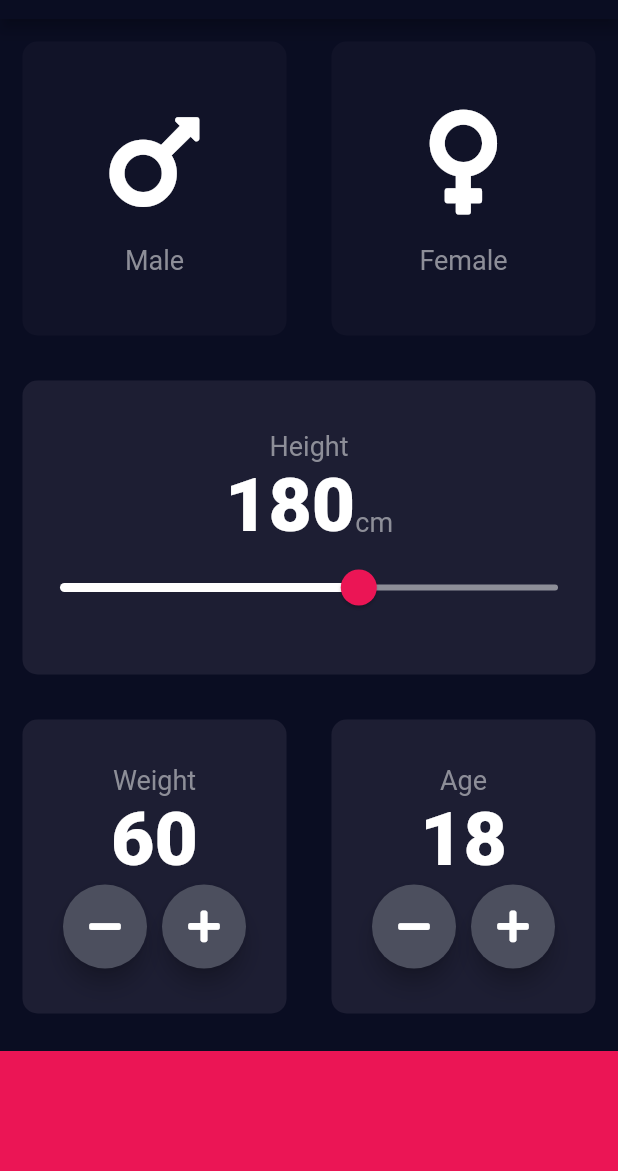
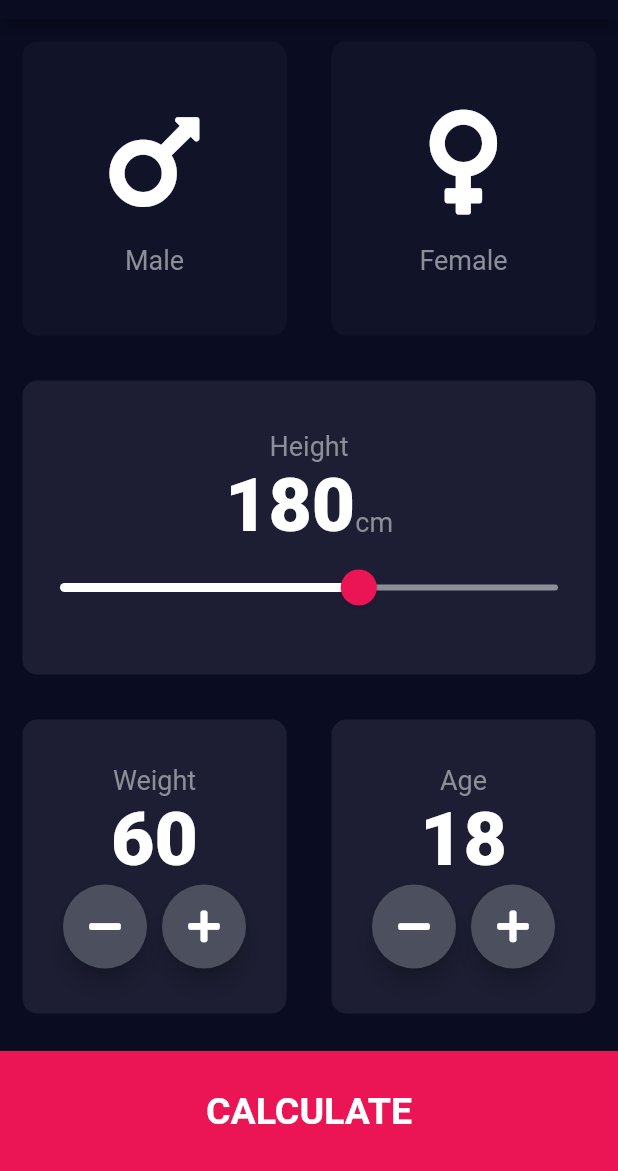
Before and after one commit to arwyne/bmi_calculator, a Flutter app: the screen it shows after launch, on a phone screen of 412 x 824 dp, the part 65-1236 px from its top. Run offline on Flutter 3.47's test engine with Material 2 defaults, Android fonts, the phone set to English and light mode, and no system bars; our stand-ins replace font_awesome_flutter.

```diff
--- /dev/null
+++ b/lib/components/buttom_button.dart
@@ -0,0 +1,26 @@
+import 'package:flutter/material.dart';
+import '../constants.dart';
+
+class BottomButton extends StatelessWidget {
+  final Function onTap;
+  final String buttonTitle;
+
+  BottomButton({@required this.onTap, @required this.buttonTitle});
+
+  @override
+  Widget build(BuildContext context) {
+    return GestureDetector(
+      onTap: onTap,
+      child: Container(
+        child: Center(
+          child: Text(buttonTitle, style: kLargeButtonTextStyle),
+        ),
+        color: kBottomContainerColor,
+        margin: EdgeInsets.only(top: 10.0),
+        // padding: EdgeInsets.only(bottom: 20.0),
+        width: double.infinity,
+        height: kBottomContainerHeight,
+      ),
+    );
+  }
+}
--- a/lib/icon_content.dart
+++ b/lib/components/icon_content.dart
@@ -1,5 +1,5 @@
 import 'package:flutter/material.dart';
-import 'constants.dart';
+import '../constants.dart';
 
 class IconContent extends StatelessWidget {
   final IconData icon;
--- /dev/null
+++ b/lib/components/round_icon_button.dart
@@ -0,0 +1,23 @@
+import 'package:flutter/material.dart';
+
+class RoundIconButton extends StatelessWidget {
+  final IconData icon;
+  final Function onPressed;
+
+  RoundIconButton({@required this.icon, @required this.onPressed});
+
+  @override
+  Widget build(BuildContext context) {
+    return RawMaterialButton(
+      child: Icon(icon),
+      onPressed: onPressed,
+      elevation: 6.0,
+      shape: CircleBorder(),
+      fillColor: Color(0xFF4C4F5E),
+      constraints: BoxConstraints.tightFor(
+        width: 56.0,
+        height: 56.0,
+      ),
+    );
+  }
+}
--- a/lib/main.dart
+++ b/lib/main.dart
@@ -1,5 +1,5 @@
 import 'package:flutter/material.dart';
-import './input_page.dart';
+import 'screens/input_page.dart';
 
 void main() => runApp(BMICalculator());
 
--- a/lib/input_page.dart
+++ b/lib/screens/input_page.dart
@@ -1,9 +1,12 @@
 import 'package:flutter/material.dart';
 import 'package:font_awesome_flutter/font_awesome_flutter.dart';
 
-import 'constants.dart';
-import './icon_content.dart';
-import './reusable_card.dart';
+import '../constants.dart';
+import '../components/icon_content.dart';
+import '../components/reusable_card.dart';
+import 'results_page.dart';
+import '../components/buttom_button.dart';
+import '../components/round_icon_button.dart';
 
 enum Gender { male, female }
 
@@ -212,35 +215,18 @@ class _InputPageState extends State<InputPage> {
                 ],
               ),
             ),
-            Container(
-              color: kBottomContainerColor,
-              margin: EdgeInsets.only(top: 10.0),
-              width: double.infinity,
-              height: kBottomContainerHeight,
+            BottomButton(
+              onTap: () {
+                Navigator.push(
+                  context,
+                  MaterialPageRoute(
+                    builder: (context) => ResultsPage(),
+                  ),
+                );
+              },
+              buttonTitle: 'CALCULATE',
             )
           ],
         ));
   }
 }
-
-class RoundIconButton extends StatelessWidget {
-  final IconData icon;
-  final Function onPressed;
-
-  RoundIconButton({@required this.icon, @required this.onPressed});
-
-  @override
-  Widget build(BuildContext context) {
-    return RawMaterialButton(
-      child: Icon(icon),
-      onPressed: onPressed,
-      elevation: 6.0,
-      shape: CircleBorder(),
-      fillColor: Color(0xFF4C4F5E),
-      constraints: BoxConstraints.tightFor(
-        width: 56.0,
-        height: 56.0,
-      ),
-    );
-  }
-}
```
Also changed, not shown: lib/constants.dart (+25 -0 lines), lib/screens/results_page.dart (added, +62 -0 lines), lib/components/reusable_card.dart (renamed from lib/reusable_card.dart).
